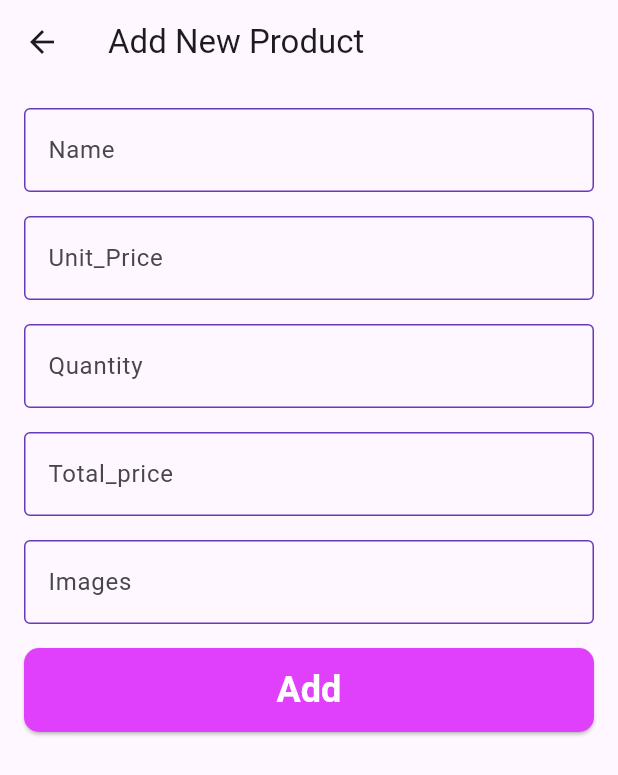
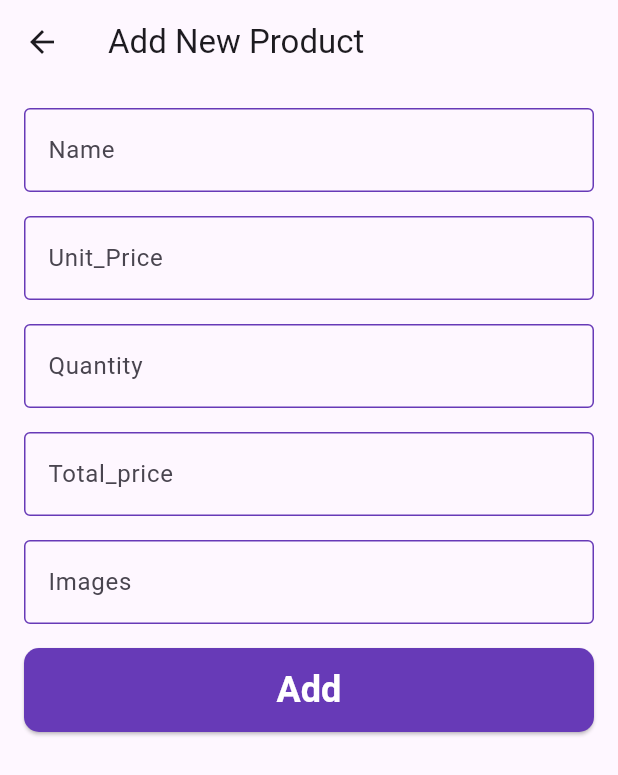
Before and after one commit to Imon13/curedapplication, a Flutter app: the screen it shows after launch, after a tap on the "add" icon, on a phone screen of 412 x 824 dp. Shown: the top 775 px of the screen. Run offline on Flutter 3.47's test engine with Material 3 defaults, Android fonts, the phone set to English and light mode, and no system bars.

Commit message:
colors add

```diff
--- a/lib/main.dart
+++ b/lib/main.dart
@@ -31,7 +31,7 @@ class CuredApplicaton extends StatelessWidget {
               borderRadius: BorderRadius.circular(10),
 
             ),
-            backgroundColor: Colors.purpleAccent,
+            backgroundColor: Colors.deepPurple,
             foregroundColor: Colors.white,
 
           ),
```
